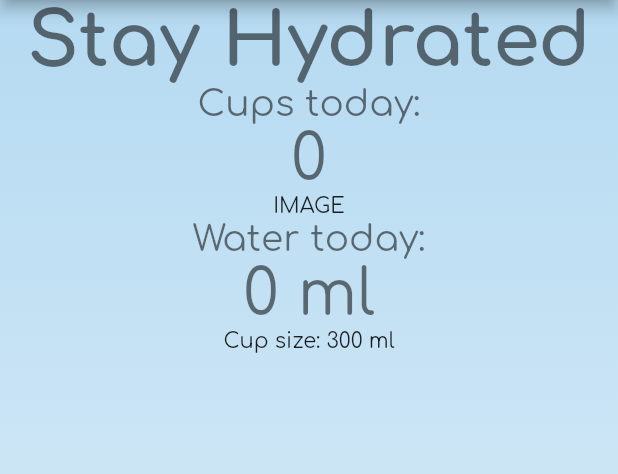
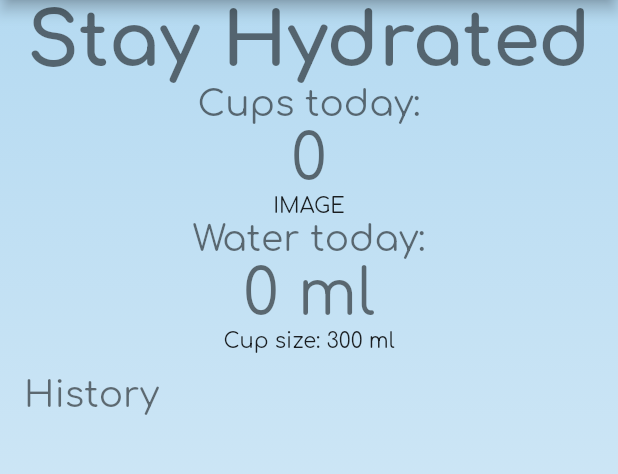
Before and after one commit to lu631str/Aquapido, a Flutter app: the screen it shows after launch, on a phone screen of 412 x 824 dp, the part 45-519 px from its top. Run offline on Flutter 3.47's test engine with Material 2 defaults, Android fonts, the phone set to English and light mode, and no system bars; our stand-ins replace google_fonts, numberpicker, shared_preferences; missing offline and left inert: shake.

Commit message:
added history label, improved settings layout

```diff
--- a/lib/Views/home.dart
+++ b/lib/Views/home.dart
@@ -53,7 +53,9 @@ class _HomeState extends State<Home> {
 
   String getDateString(DateTime dateTime) {
     var now = DateTime.now();
-    if(dateTime.day == now.day && dateTime.month == now.month && dateTime.year == now.year) {
+    if (dateTime.day == now.day &&
+        dateTime.month == now.month &&
+        dateTime.year == now.year) {
       return 'Today';
     } else {
       return DateFormat('dd.MM.yy').format(dateTime);
@@ -116,7 +118,6 @@ class _HomeState extends State<Home> {
   void delete(index) {
     setState(() {
       this.history.removeAt(index);
-
     });
   }
 
@@ -187,6 +188,12 @@ class _HomeState extends State<Home> {
             Text(
               'Cup size: $_currentCupSize ml',
             ),
+            ListTile(
+              title: Text(
+                'History',
+                style: Theme.of(context).textTheme.headline4,
+              ),
+            ),
             Expanded(
                 child: ListView.builder(
                     padding: const EdgeInsets.all(8),
@@ -198,9 +205,12 @@ class _HomeState extends State<Home> {
                           leading: Icon(MyFlutterApp.cup_400ml),
                           title: Text(
                               '${history[index].cupSize}ml ${getDateString(history[index].dateTime)} - ${DateFormat('kk:mm').format(history[index].dateTime)}'),
-                              trailing: IconButton(icon: Icon(Icons.delete), onPressed: () {
-                                delete(index);
-                              },),
+                          trailing: IconButton(
+                            icon: Icon(Icons.delete),
+                            onPressed: () {
+                              delete(index);
+                            },
+                          ),
                         ),
                       );
                     }))
```
Also changed, not shown: lib/Views/settings.dart (+8 -3 lines).
